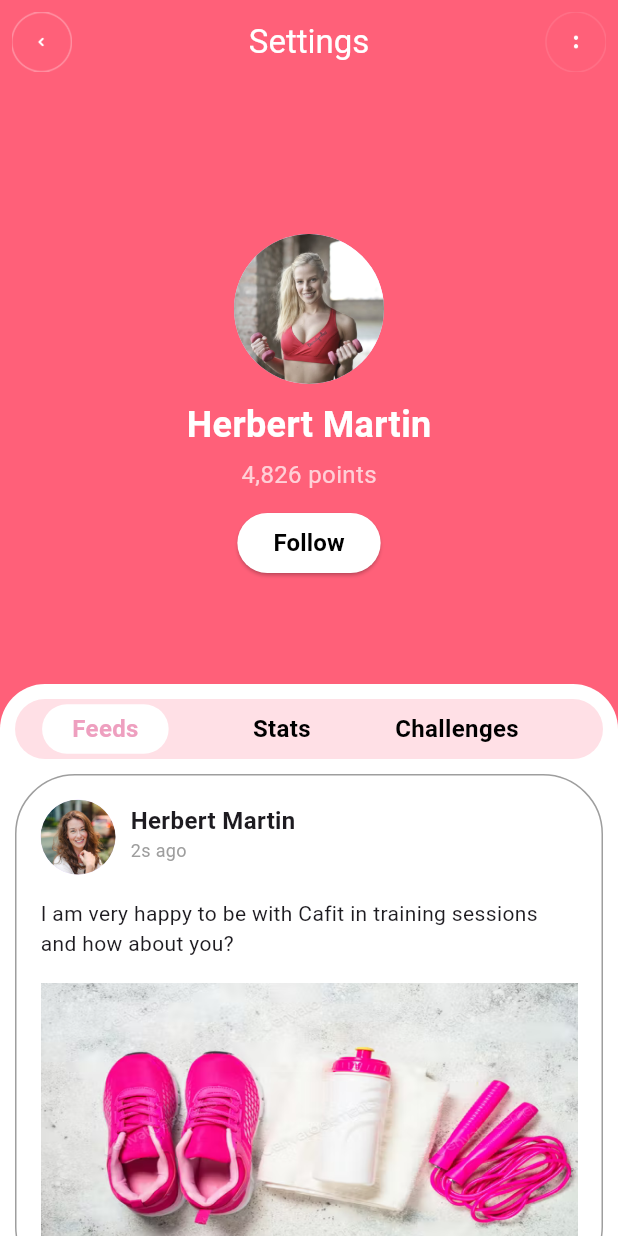
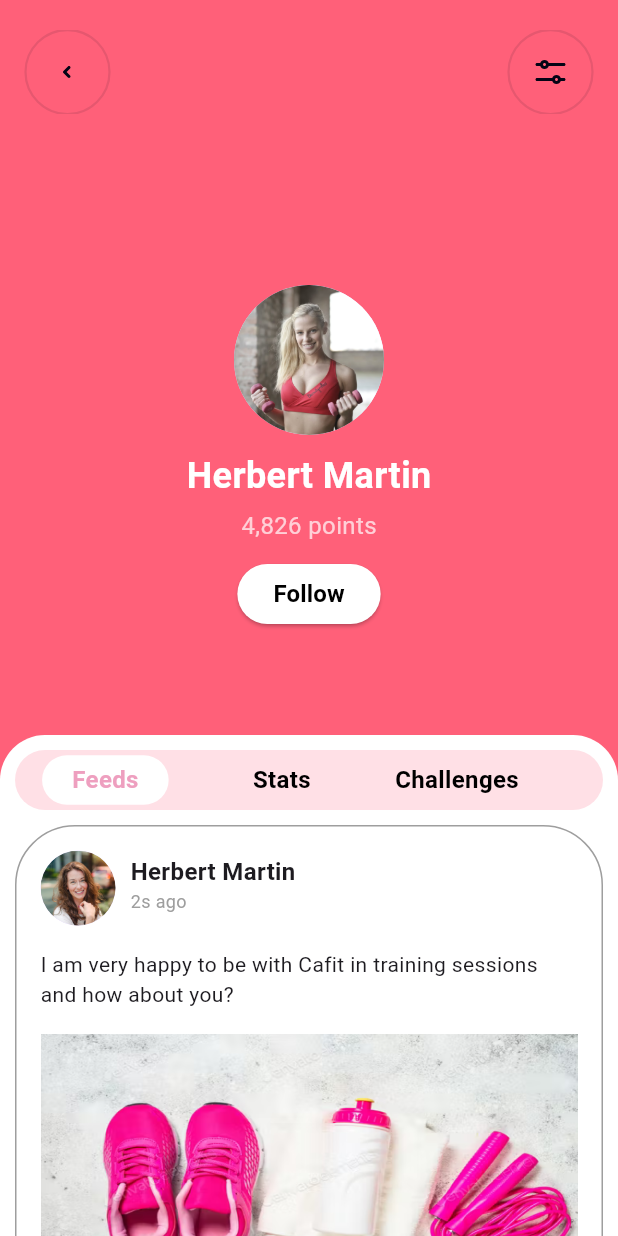
Before and after one commit to shizzleclover/fit, a Flutter app: the ProfileFriends screen opened directly, on a phone screen of 412 x 824 dp. Run offline on Flutter 3.47's test engine with Material 3 defaults, Android fonts, the phone set to English and light mode, and no system bars; our stand-ins replace custom_sliding_segmented_control, flutter_svg.

Commit message:
fixed appbar and button on profile friends

```diff
--- a/lib/Pages/profile_friends.dart
+++ b/lib/Pages/profile_friends.dart
@@ -1,5 +1,7 @@
 import 'workout.dart';
 import 'package:flutter/material.dart';
+import 'package:fitapp/Widgets2/appbar.dart';
+import 'package:fitapp/Pages/friendspage.dart';
 
 void main() {
   runApp(MyApp());
@@ -22,29 +24,11 @@ class ProfileFriends extends StatelessWidget {
   @override
   Widget build(BuildContext context) {
     return Scaffold(
-      appBar: AppBar(
-        backgroundColor: const Color(0xffFF6079),
-        leading: IconButton(
-          icon: Image.asset('assets2/back_pink.png'),
-          onPressed: () {
-          },
-        ),
-        title: const Text(
-          "Settings",
-          style: TextStyle(color: Colors.white,),
-        ),
-        centerTitle: true,
-        actions: [
-          IconButton(
-            icon: Image.asset('assets2/more_pink.png'),
-            onPressed: () {
-              Navigator.push(
-                context,
-                MaterialPageRoute(builder: (context) => AccountScreen()),
-              );
-            },
-          ),
-        ],
+      appBar: CustomAppBar(
+        leftIconPath: "assets3/Images/Arrow.svg",
+        rightIconPath: "assets3/Images/Filter.svg",
+        onLeftIconTap: () => Navigator.pop(context),
+        backGround: const Color(0xffFF6079),
       ),
       backgroundColor: const Color(0xffFF6079),
       body: SingleChildScrollView(
@@ -81,7 +65,19 @@ class ProfileFriends extends StatelessWidget {
                   borderRadius: BorderRadius.circular(30),
                 ),
               ),
-              child: const Text('Follow', style:TextStyle( color: Colors.black, fontSize: 16, fontWeight: FontWeight.bold)),
+              child: GestureDetector(
+                onTap: () {
+                  Navigator.push(
+                      context,
+                      MaterialPageRoute(
+                          builder: (context) => const Friendspage()));
+                },
+                child: const Text('Follow',
+                    style: TextStyle(
+                        color: Colors.black,
+                        fontSize: 16,
+                        fontWeight: FontWeight.bold)),
+              ),
             ),
             const SizedBox(height: 70),
             Container(
@@ -102,7 +98,8 @@ class ProfileFriends extends StatelessWidget {
                       mainAxisAlignment: MainAxisAlignment.spaceEvenly,
                       children: [
                         Container(
-                          padding: const EdgeInsets.symmetric(vertical: 5, horizontal: 20),
+                          padding: const EdgeInsets.symmetric(
+                              vertical: 5, horizontal: 20),
                           decoration: BoxDecoration(
                             borderRadius: BorderRadius.circular(20),
                             color: const Color(0xFFFFFFFF),
```
